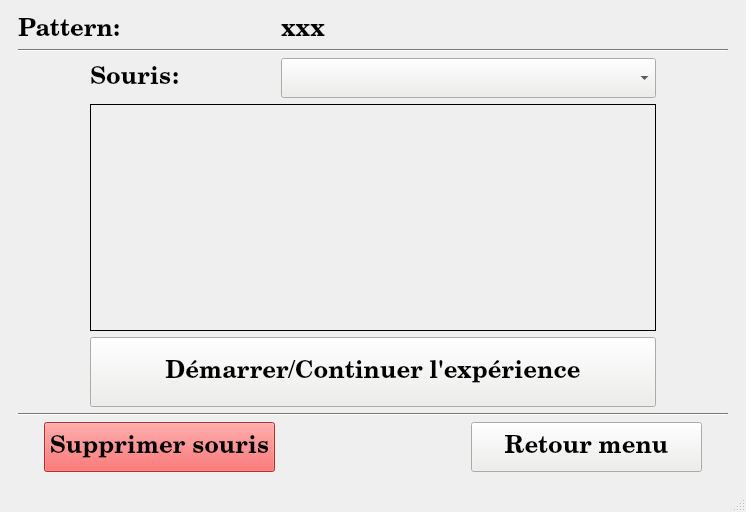
First picture: the form in QT/Interface/interface.ui, repository qserdel/projet-industriel-roborongeurs, before the edit.
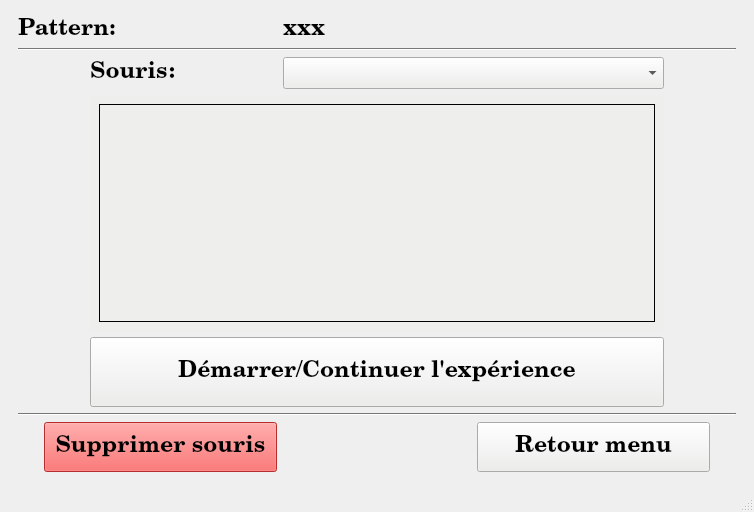
Second picture: the form after the edit. The open tabs and pages were chosen to show the change. Icons and pictures are not drawn.

```diff
--- a/QT/Interface/interface.ui
+++ b/QT/Interface/interface.ui
@@ -6,7 +6,7 @@
    <rect>
     <x>0</x>
     <y>0</y>
-    <width>746</width>
+    <width>754</width>
     <height>512</height>
    </rect>
   </property>
@@ -15,7 +15,7 @@
   </property>
   <widget class="QWidget" name="centralwidget">
    <layout class="QGridLayout" name="gridLayout">
-    <item row="0" column="2">
+    <item row="0" column="0">
      <widget class="QStackedWidget" name="stackedWidget">
       <property name="palette">
        <palette>
@@ -435,9 +435,11 @@
       <property name="font">
        <font>
         <family>Century Schoolbook L</family>
-        <pointsize>18</pointsize>
+        <pointsize>17</pointsize>
         <weight>75</weight>
         <bold>true</bold>
+        <stylestrategy>PreferDefault</stylestrategy>
+        <kerning>true</kerning>
        </font>
       </property>
       <property name="currentIndex">
@@ -8420,23 +8422,73 @@
       </widget>
       <widget class="QWidget" name="page_4">
        <layout class="QGridLayout" name="gridLayout_6">
-        <item row="6" column="3">
-         <spacer name="horizontalSpacer_8">
-          <property name="orientation">
-           <enum>Qt::Horizontal</enum>
-          </property>
-          <property name="sizeType">
-           <enum>QSizePolicy::Preferred</enum>
-          </property>
-          <property name="sizeHint" stdset="0">
-           <size>
-            <width>40</width>
-            <height>20</height>
-           </size>
-          </property>
-         </spacer>
-        </item>
         <item row="4" column="2" colspan="3">
+         <widget class="QScrollArea" name="scrollArea">
+          <property name="frameShape">
+           <enum>QFrame::NoFrame</enum>
+          </property>
+          <property name="lineWidth">
+           <number>1</number>
+          </property>
+          <property name="widgetResizable">
+           <bool>true</bool>
+          </property>
+          <property name="alignment">
+           <set>Qt::AlignCenter</set>
+          </property>
+          <widget class="QWidget" name="scrollAreaWidgetContents">
+           <property name="enabled">
+            <bool>true</bool>
+           </property>
+           <property name="geometry">
+            <rect>
+             <x>0</x>
+             <y>0</y>
+             <width>574</width>
+             <height>197</height>
+            </rect>
+           </property>
+           <property name="focusPolicy">
+            <enum>Qt::WheelFocus</enum>
+           </property>
+           <layout class="QVBoxLayout" name="verticalLayout">
+            <item>
+             <widget class="QLabel" name="infoSouris">
+              <property name="sizePolicy">
+               <sizepolicy hsizetype="Expanding" vsizetype="Expanding">
+                <horstretch>0</horstretch>
+                <verstretch>0</verstretch>
+               </sizepolicy>
+              </property>
+              <property name="frameShape">
+               <enum>QFrame::Box</enum>
+              </property>
+              <property name="text">
+               <string/>
+              </property>
+             </widget>
+            </item>
+           </layout>
+          </widget>
+         </widget>
+        </item>
+        <item row="7" column="3">
+         <spacer name="horizontalSpacer_8">
+          <property name="orientation">
+           <enum>Qt::Horizontal</enum>
+          </property>
+          <property name="sizeType">
+           <enum>QSizePolicy::Preferred</enum>
+          </property>
+          <property name="sizeHint" stdset="0">
+           <size>
+            <width>40</width>
+            <height>20</height>
+           </size>
+          </property>
+         </spacer>
+        </item>
+        <item row="5" column="2" colspan="3">
          <widget class="QPushButton" name="choisirSouris">
           <property name="sizePolicy">
            <sizepolicy hsizetype="Minimum" vsizetype="Maximum">
@@ -8882,23 +8934,7 @@
           </property>
          </widget>
         </item>
-        <item row="3" column="2" colspan="3">
-         <widget class="QLabel" name="infoSouris">
-          <property name="sizePolicy">
-           <sizepolicy hsizetype="Preferred" vsizetype="Preferred">
-            <horstretch>0</horstretch>
-            <verstretch>0</verstretch>
-           </sizepolicy>
-          </property>
-          <property name="frameShape">
-           <enum>QFrame::Box</enum>
-          </property>
-          <property name="text">
-           <string/>
-          </property>
-         </widget>
-        </item>
-        <item row="3" column="5">
+        <item row="4" column="5">
          <spacer name="horizontalSpacer_23">
           <property name="orientation">
            <enum>Qt::Horizontal</enum>
@@ -8914,7 +8950,7 @@
           </property>
          </spacer>
         </item>
-        <item row="3" column="6">
+        <item row="4" column="6">
          <spacer name="horizontalSpacer_10">
           <property name="orientation">
            <enum>Qt::Horizontal</enum>
@@ -8937,7 +8973,7 @@
           </property>
          </widget>
         </item>
-        <item row="3" column="1">
+        <item row="4" column="1">
          <spacer name="horizontalSpacer_22">
           <property name="orientation">
            <enum>Qt::Horizontal</enum>
@@ -8953,7 +8989,7 @@
           </property>
          </spacer>
         </item>
-        <item row="3" column="0">
+        <item row="4" column="0">
          <spacer name="horizontalSpacer_13">
           <property name="orientation">
            <enum>Qt::Horizontal</enum>
@@ -8995,7 +9031,7 @@
           </property>
          </widget>
         </item>
-        <item row="6" column="1" colspan="2">
+        <item row="7" column="1" colspan="2">
          <widget class="QPushButton" name="supprimerSouris">
           <property name="sizePolicy">
            <sizepolicy hsizetype="Preferred" vsizetype="Fixed">
@@ -9429,7 +9465,7 @@
           </property>
          </widget>
         </item>
-        <item row="6" column="4" colspan="2">
+        <item row="7" column="4" colspan="2">
          <widget class="QPushButton" name="retourMenuChoixSouris">
           <property name="sizePolicy">
            <sizepolicy hsizetype="Preferred" vsizetype="Minimum">
@@ -9448,7 +9484,7 @@
           </property>
          </widget>
         </item>
-        <item row="5" column="0" colspan="7">
+        <item row="6" column="0" colspan="7">
          <widget class="Line" name="line">
           <property name="orientation">
            <enum>Qt::Horizontal</enum>
```
Left out of the diff: 124 changed lines with no effect on the pictures.
